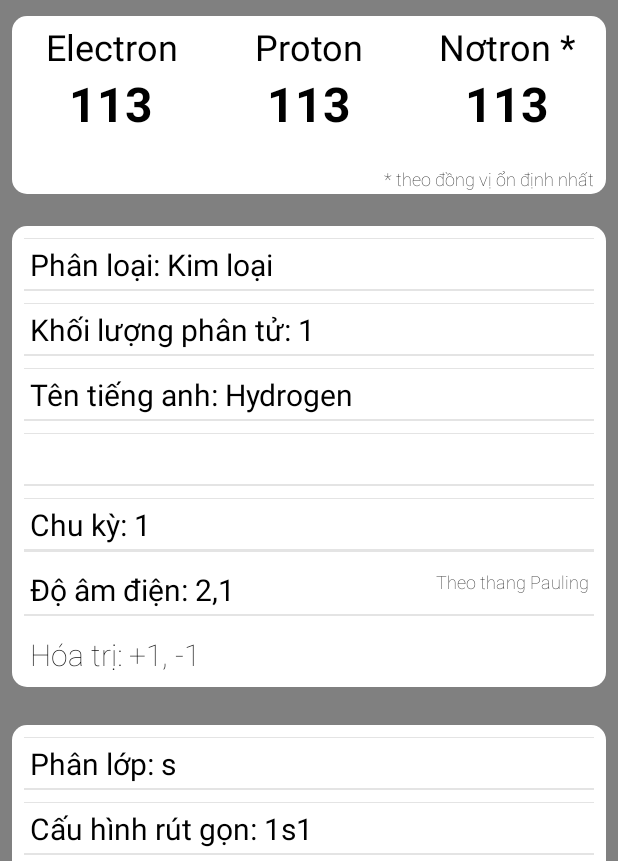
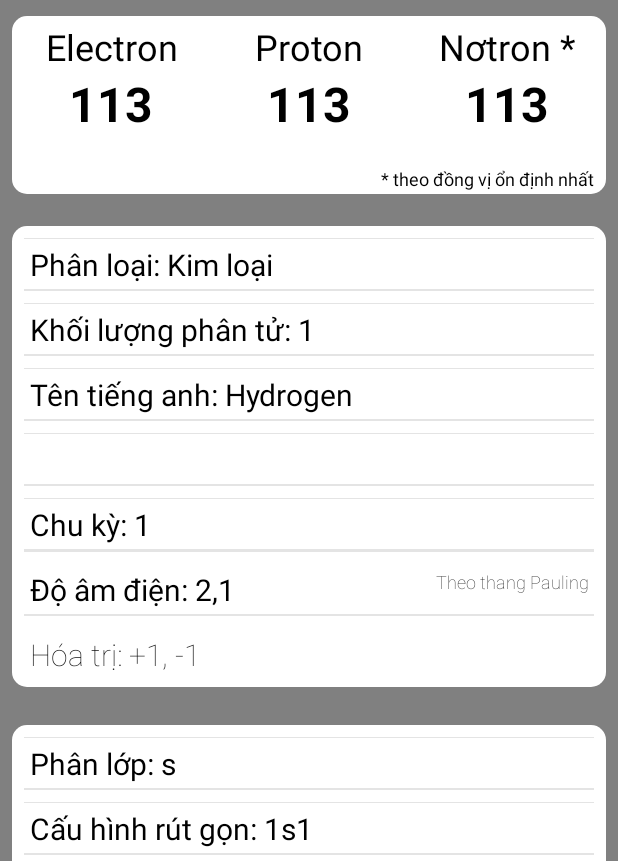
Before and after one commit to AuNguyenTrungNguyen/Luan-Van-Tot-Nghiep-App, an Android app: the DetailElementActivity screen opened directly, with no data from a screen before it, on a phone screen of 412 x 824 dp, the part 375-1236 px from its top. Run offline under Robolectric (Android 15) with nearby library versions, the phone set to English and light mode, and no system bars; pictures from the network do not load.

Commit message:
design text size detail element 2

```diff
--- a/app/src/main/res/layout/activity_detail_element.xml
+++ b/app/src/main/res/layout/activity_detail_element.xml
@@ -199,7 +199,7 @@
                         android:layout_height="wrap_content"
                         android:layout_gravity="top"
                         android:layout_marginRight="8dp"
-                        android:fontFamily="sans-serif-thin"
+                        android:fontFamily="sans-serif"
                         android:gravity="right"
                         android:text="* theo đồng vị ổn định nhất"
                         android:textColor="#000"
```
